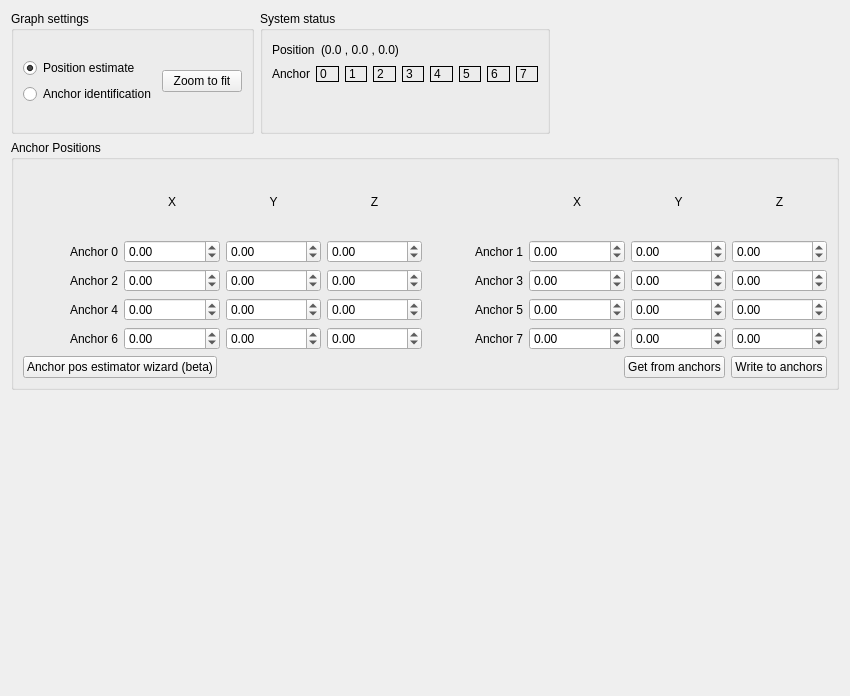
Above: src/cfclient/ui/tabs/locopositioning_tab.ui from bitcraze/crazyflie-clients-python before the change. Below: the same form after it.
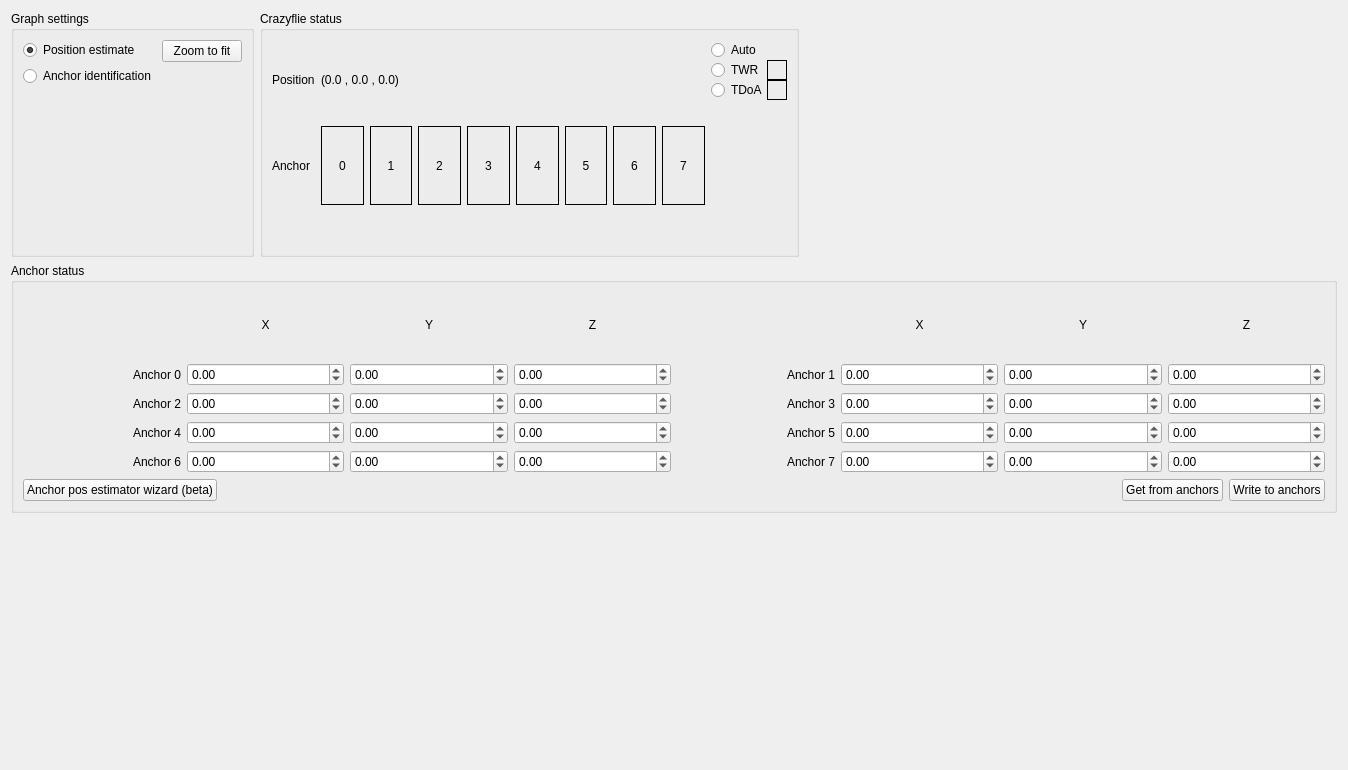
That is the form after the change.

Commit message: #319 Add support for LPS ranging modes

```diff
--- a/src/cfclient/ui/tabs/locopositioning_tab.ui
+++ b/src/cfclient/ui/tabs/locopositioning_tab.ui
@@ -6,8 +6,8 @@
    <rect>
     <x>0</x>
     <y>0</y>
-    <width>850</width>
-    <height>696</height>
+    <width>1348</width>
+    <height>770</height>
    </rect>
   </property>
   <property name="windowTitle">
@@ -56,10 +56,23 @@
                   </property>
                  </widget>
                 </item>
+                <item>
+                 <spacer name="verticalSpacer_3">
+                  <property name="orientation">
+                   <enum>Qt::Vertical</enum>
+                  </property>
+                  <property name="sizeHint" stdset="0">
+                   <size>
+                    <width>20</width>
+                    <height>40</height>
+                   </size>
+                  </property>
+                 </spacer>
+                </item>
                </layout>
               </item>
               <item>
-               <layout class="QHBoxLayout" name="horizontalLayout_4">
+               <layout class="QVBoxLayout" name="verticalLayout_7">
                 <item>
                  <widget class="QPushButton" name="_show_all_button">
                   <property name="text">
@@ -67,6 +80,19 @@
                   </property>
                  </widget>
                 </item>
+                <item>
+                 <spacer name="verticalSpacer_4">
+                  <property name="orientation">
+                   <enum>Qt::Vertical</enum>
+                  </property>
+                  <property name="sizeHint" stdset="0">
+                   <size>
+                    <width>20</width>
+                    <height>40</height>
+                   </size>
+                  </property>
+                 </spacer>
+                </item>
                </layout>
               </item>
              </layout>
@@ -77,10 +103,14 @@
          <item>
           <widget class="QGroupBox" name="groupBox_4">
            <property name="title">
-            <string>System status</string>
+            <string>Crazyflie status</string>
            </property>
            <layout class="QVBoxLayout" name="verticalLayout_6">
             <item>
+             <layout class="QHBoxLayout" name="horizontalLayout_11">
+              <item>
+               <layout class="QVBoxLayout" name="verticalLayout_8">
+                <item>
              <layout class="QHBoxLayout" name="horizontalLayout_7">
               <item>
                <widget class="QLabel" name="label_7">
@@ -122,82 +152,154 @@
               </item>
               <item>
                <widget class="QLabel" name="_status_a0">
+                    <property name="minimumSize">
+                     <size>
+                      <width>20</width>
+                      <height>0</height>
+                     </size>
+                    </property>
                 <property name="frameShape">
                  <enum>QFrame::Box</enum>
                 </property>
                 <property name="text">
                  <string>0</string>
                 </property>
+                    <property name="alignment">
+                     <set>Qt::AlignCenter</set>
+                    </property>
                </widget>
               </item>
               <item>
                <widget class="QLabel" name="_status_a1">
+                    <property name="minimumSize">
+                     <size>
+                      <width>20</width>
+                      <height>0</height>
+                     </size>
+                    </property>
                 <property name="frameShape">
                  <enum>QFrame::Box</enum>
                 </property>
                 <property name="text">
                  <string>1</string>
                 </property>
+                    <property name="alignment">
+                     <set>Qt::AlignCenter</set>
+                    </property>
                </widget>
               </item>
               <item>
                <widget class="QLabel" name="_status_a2">
+                    <property name="minimumSize">
+                     <size>
+                      <width>20</width>
+                      <height>0</height>
+                     </size>
+                    </property>
                 <property name="frameShape">
                  <enum>QFrame::Box</enum>
                 </property>
                 <property name="text">
                  <string>2</string>
                 </property>
+                    <property name="alignment">
+                     <set>Qt::AlignCenter</set>
+                    </property>
                </widget>
               </item>
               <item>
                <widget class="QLabel" name="_status_a3">
+                    <property name="minimumSize">
+                     <size>
+                      <width>20</width>
+                      <height>0</height>
+                     </size>
+                    </property>
                 <property name="frameShape">
                  <enum>QFrame::Box</enum>
                 </property>
                 <property name="text">
                  <string>3</string>
                 </property>
+                    <property name="alignment">
+                     <set>Qt::AlignCenter</set>
+                    </property>
                </widget>
               </item>
               <item>
                <widget class="QLabel" name="_status_a4">
+                    <property name="minimumSize">
+                     <size>
+                      <width>20</width>
+                      <height>0</height>
+                     </size>
+                    </property>
                 <property name="frameShape">
                  <enum>QFrame::Box</enum>
                 </property>
                 <property name="text">
                  <string>4</string>
                 </property>
+                    <property name="alignment">
+                     <set>Qt::AlignCenter</set>
+                    </property>
                </widget>
               </item>
               <item>
                <widget class="QLabel" name="_status_a5">
+                    <property name="minimumSize">
+                     <size>
+                      <width>20</width>
+                      <height>0</height>
+                     </size>
+                    </property>
                 <property name="frameShape">
                  <enum>QFrame::Box</enum>
                 </property>
                 <property name="text">
                  <string>5</string>
                 </property>
+                    <property name="alignment">
+                     <set>Qt::AlignCenter</set>
+                    </property>
                </widget>
               </item>
               <item>
                <widget class="QLabel" name="_status_a6">
+                    <property name="minimumSize">
+                     <size>
+                      <width>20</width>
+                      <height>0</height>
+                     </size>
+                    </property>
                 <property name="frameShape">
                  <enum>QFrame::Box</enum>
                 </property>
                 <property name="text">
                  <string>6</string>
                 </property>
+                    <property name="alignment">
+                     <set>Qt::AlignCenter</set>
+                    </property>
                </widget>
               </item>
               <item>
                <widget class="QLabel" name="_status_a7">
+                    <property name="minimumSize">
+                     <size>
+                      <width>20</width>
+                      <height>0</height>
+                     </size>
+                    </property>
                 <property name="frameShape">
                  <enum>QFrame::Box</enum>
                 </property>
                 <property name="text">
                  <string>7</string>
                 </property>
+                    <property name="alignment">
+                     <set>Qt::AlignCenter</set>
+                    </property>
                </widget>
               </item>
              </layout>
@@ -219,6 +321,110 @@
              </spacer>
             </item>
            </layout>
+              </item>
+              <item>
+               <layout class="QVBoxLayout" name="verticalLayout_10">
+                <property name="spacing">
+                 <number>0</number>
+                </property>
+                <item>
+                 <layout class="QHBoxLayout" name="horizontalLayout_12">
+                  <item>
+                   <widget class="QRadioButton" name="_mode_auto">
+                    <property name="text">
+                     <string>Auto</string>
+                    </property>
+                   </widget>
+                  </item>
+                 </layout>
+                </item>
+                <item>
+                 <layout class="QHBoxLayout" name="horizontalLayout_4">
+                  <property name="spacing">
+                   <number>-1</number>
+                  </property>
+                  <item>
+                   <widget class="QRadioButton" name="_mode_twr">
+                    <property name="text">
+                     <string>TWR</string>
+                    </property>
+                   </widget>
+                  </item>
+                  <item>
+                   <widget class="QLabel" name="_state_twr">
+                    <property name="minimumSize">
+                     <size>
+                      <width>20</width>
+                      <height>0</height>
+                     </size>
+                    </property>
+                    <property name="maximumSize">
+                     <size>
+                      <width>20</width>
+                      <height>16777215</height>
+                     </size>
+                    </property>
+                    <property name="frameShape">
+                     <enum>QFrame::Box</enum>
+                    </property>
+                    <property name="text">
+                     <string/>
+                    </property>
+                   </widget>
+                  </item>
+                 </layout>
+                </item>
+                <item>
+                 <layout class="QHBoxLayout" name="horizontalLayout_5">
+                  <item>
+                   <widget class="QRadioButton" name="_mode_tdoa">
+                    <property name="text">
+                     <string>TDoA</string>
+                    </property>
+                   </widget>
+                  </item>
+                  <item>
+                   <widget class="QLabel" name="_state_tdoa">
+                    <property name="minimumSize">
+                     <size>
+                      <width>20</width>
+                      <height>0</height>
+                     </size>
+                    </property>
+                    <property name="maximumSize">
+                     <size>
+                      <width>20</width>
+                      <height>16777215</height>
+                     </size>
+                    </property>
+                    <property name="frameShape">
+                     <enum>QFrame::Box</enum>
+                    </property>
+                    <property name="text">
+                     <string/>
+                    </property>
+                   </widget>
+                  </item>
+                 </layout>
+                </item>
+                <item>
+                 <spacer name="verticalSpacer_5">
+                  <property name="orientation">
+                   <enum>Qt::Vertical</enum>
+                  </property>
+                  <property name="sizeHint" stdset="0">
+                   <size>
+                    <width>20</width>
+                    <height>40</height>
+                   </size>
+                  </property>
+                 </spacer>
+                </item>
+               </layout>
+              </item>
+             </layout>
+            </item>
+           </layout>
           </widget>
          </item>
          <item>
@@ -248,7 +454,7 @@
           </size>
          </property>
          <property name="title">
-          <string>Anchor Positions</string>
+          <string>Anchor status</string>
          </property>
          <layout class="QVBoxLayout" name="verticalLayout">
           <item>
```
Left out of the diff: 79 changed lines with no effect on the pictures. Lines whose indentation alone changed are shown as unchanged. The commit also changes 1 other file.
